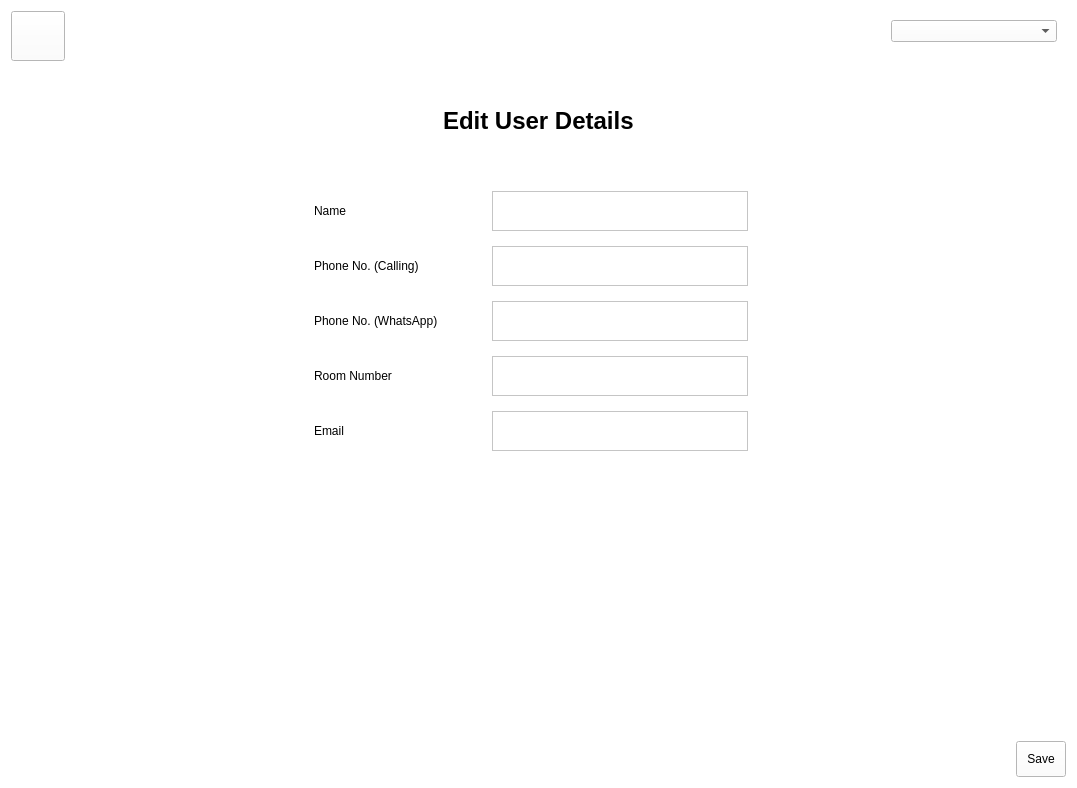
Before: the Qt Designer form editdetails.ui in arc-bphc/sims-gui, drawn with Qt 5.
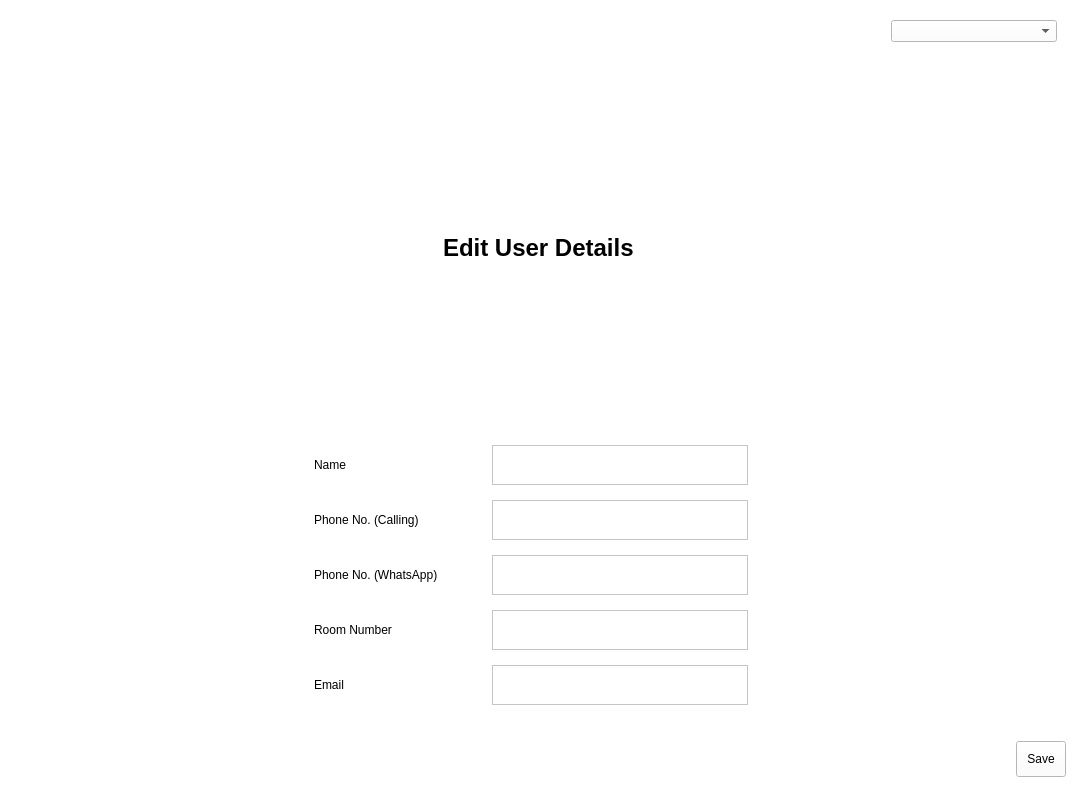
After: the same form once the commit is applied. Icons and pictures are not drawn.

Commit message: Made more changes to ui/ux

Patch:
```diff
--- a/editdetails.ui
+++ b/editdetails.ui
@@ -25,19 +25,6 @@
 </string>
   </property>
   <layout class="QGridLayout" name="gridLayout_3">
-   <item row="1" column="0">
-    <spacer name="verticalSpacer">
-     <property name="orientation">
-      <enum>Qt::Vertical</enum>
-     </property>
-     <property name="sizeHint" stdset="0">
-      <size>
-       <width>20</width>
-       <height>40</height>
-      </size>
-     </property>
-    </spacer>
-   </item>
    <item row="0" column="0">
     <layout class="QGridLayout" name="gridLayout_2">
      <item row="1" column="1">
@@ -304,6 +291,15 @@
         <iconset>
          <normaloff>ChevronLeft-128.png</normaloff>ChevronLeft-128.png</iconset>
        </property>
+       <property name="iconSize">
+        <size>
+         <width>32</width>
+         <height>32</height>
+        </size>
+       </property>
+       <property name="flat">
+        <bool>true</bool>
+       </property>
       </widget>
      </item>
      <item row="3" column="1">
@@ -319,6 +315,19 @@
        </property>
       </spacer>
      </item>
+     <item row="3" column="2">
+      <spacer name="verticalSpacer">
+       <property name="orientation">
+        <enum>Qt::Vertical</enum>
+       </property>
+       <property name="sizeHint" stdset="0">
+        <size>
+         <width>20</width>
+         <height>40</height>
+        </size>
+       </property>
+      </spacer>
+     </item>
     </layout>
    </item>
    <item row="2" column="0" alignment="Qt::AlignRight|Qt::AlignBottom">
```
The commit also changes 4 other files.
